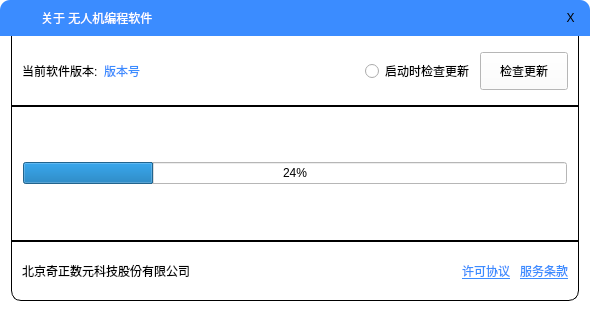
Old version of the form UAVManage/aboutdialog.ui in the repository gessd/UAVManage.
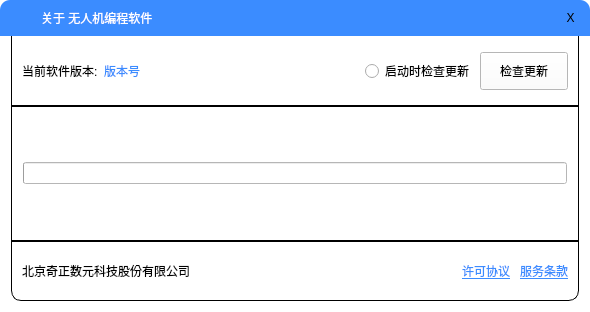
New version of the form. The open tabs and pages were chosen to show the change. Icons and pictures are not drawn.

Patch:
```diff
--- a/UAVManage/aboutdialog.ui
+++ b/UAVManage/aboutdialog.ui
@@ -434,11 +434,7 @@
         <widget class="QWidget" name="pageProgress">
          <layout class="QHBoxLayout" name="horizontalLayout_6">
           <item>
-           <widget class="QProgressBar" name="progressBar">
-            <property name="value">
-             <number>24</number>
-            </property>
-           </widget>
+           <widget class="QProgressBar" name="progressBar"/>
           </item>
          </layout>
         </widget>
```
Left out of the diff: 2 changed lines with no effect on the pictures.
